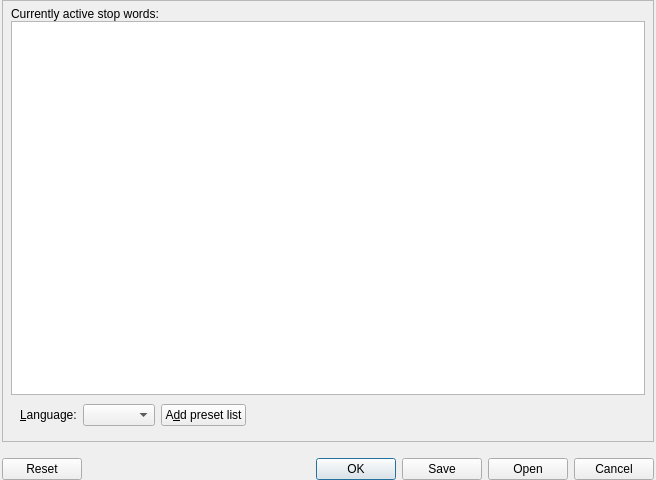
The window that coquery/gui/ui/stopwords.ui (gkunter/coquery) describes before a commit, drawn with Qt 5.
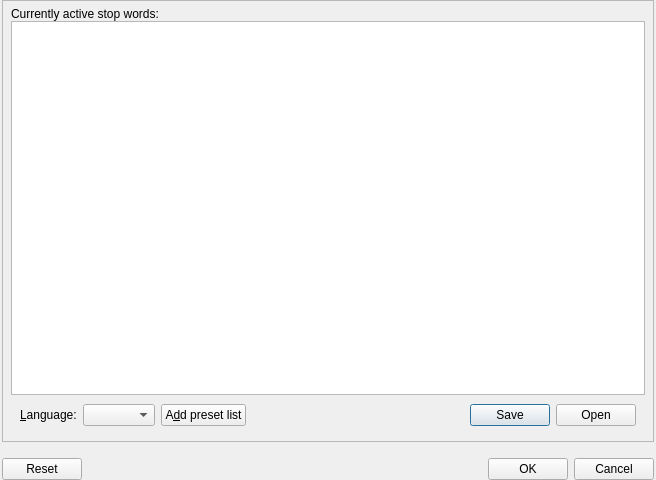
The same window after the commit.

Commit message: Improve interface by having Save/Open as separate buttons

```diff
--- a/coquery/gui/ui/stopwords.ui
+++ b/coquery/gui/ui/stopwords.ui
@@ -140,6 +140,13 @@
            </property>
           </spacer>
          </item>
+         <item>
+          <widget class="QDialogButtonBox" name="buttonbox_io">
+           <property name="standardButtons">
+            <set>QDialogButtonBox::Open|QDialogButtonBox::Save</set>
+           </property>
+          </widget>
+         </item>
         </layout>
        </widget>
       </item>
@@ -152,7 +159,7 @@
       <enum>Qt::Horizontal</enum>
      </property>
      <property name="standardButtons">
-      <set>QDialogButtonBox::Cancel|QDialogButtonBox::Ok|QDialogButtonBox::Open|QDialogButtonBox::Reset|QDialogButtonBox::Save</set>
+      <set>QDialogButtonBox::Cancel|QDialogButtonBox::Ok|QDialogButtonBox::Reset</set>
      </property>
      <property name="centerButtons">
       <bool>false</bool>
```
The commit also changes 2 other files.
